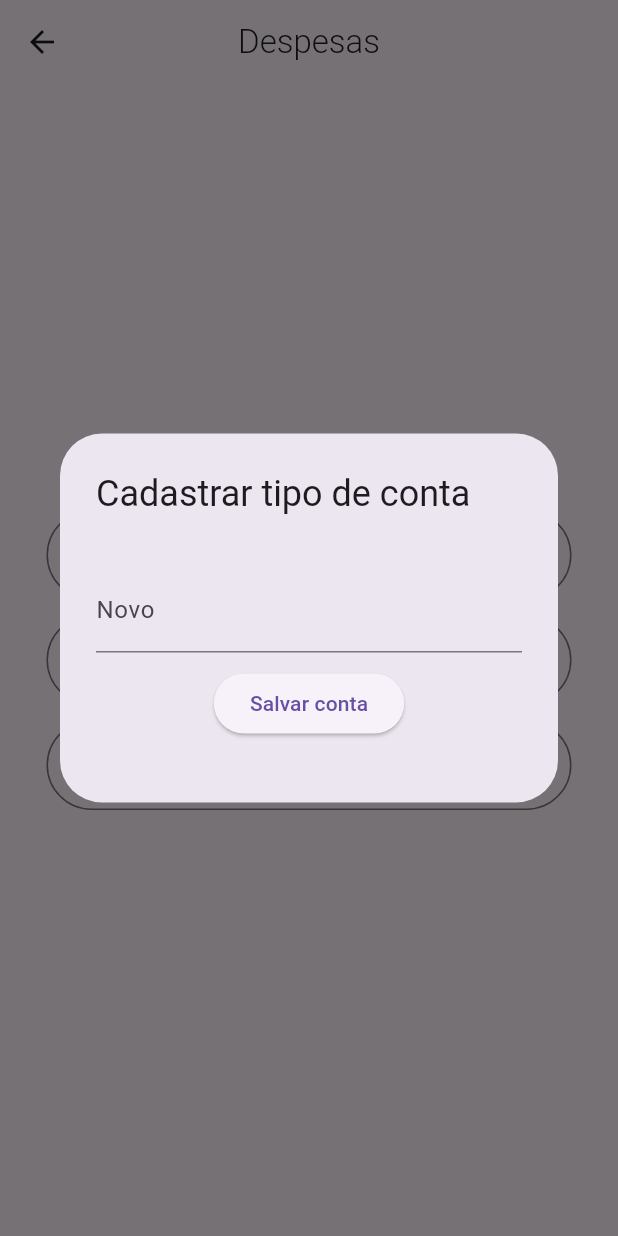
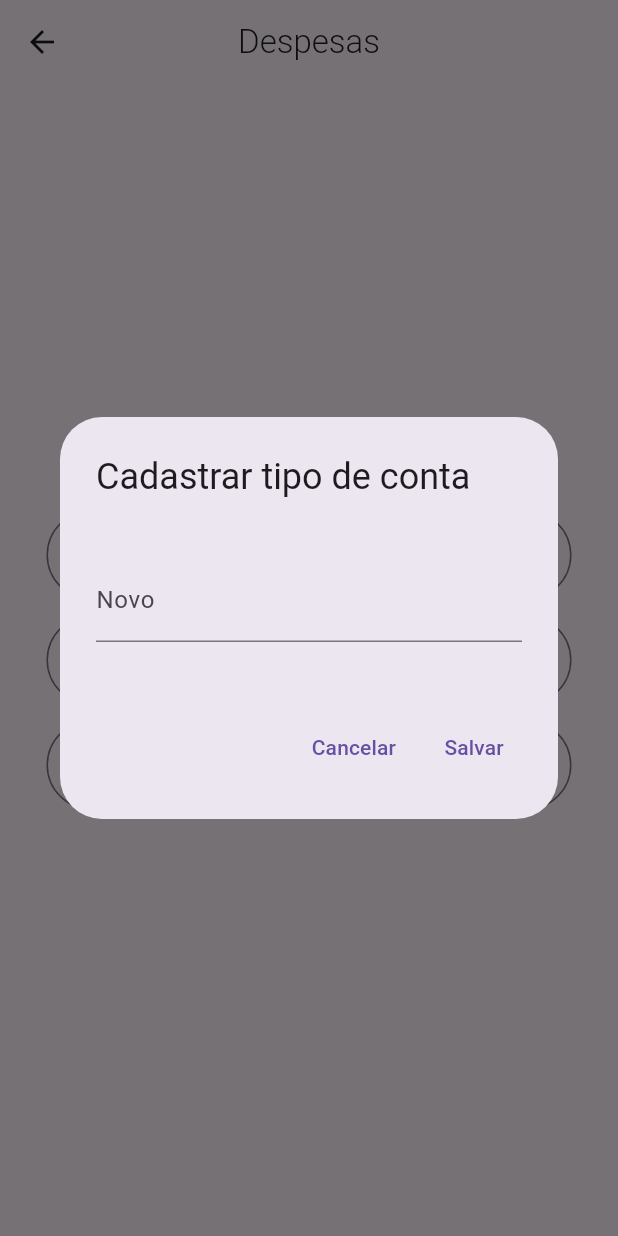
Before and after one commit to ryannestacio/decimus, a Flutter app: the DespesasScreen screen opened by its route, after a tap on "Tipos de conta", on a phone screen of 412 x 824 dp. Run offline on Flutter 3.47's test engine with Material 3 defaults, Android fonts, the phone set to English and light mode, and no system bars.

Commit message:
Adicionado a lógica do botão Tipos de conta da tela de despesas

```diff
--- a/lib/screens/despesas.dart
+++ b/lib/screens/despesas.dart
@@ -25,7 +25,29 @@ class BodyDespesas extends StatefulWidget {
   State<BodyDespesas> createState() => _BodyDespesasState();
 }
 
+class Conta {
+  String tipoConta;
+
+  Conta({required this.tipoConta});
+}
+
 class _BodyDespesasState extends State<BodyDespesas> {
+  final TextEditingController _tipoConta = TextEditingController();
+  final _formKey = GlobalKey<FormState>();
+
+  List<Conta> listaContas = [];
+
+  void validacao() {
+    if (_formKey.currentState!.validate()) {
+      final addConta = Conta(tipoConta: _tipoConta.text);
+
+      setState(() {
+        listaContas.add(addConta);
+        _tipoConta.clear();
+      });
+    }
+  }
+
   @override
   Widget build(BuildContext context) {
     return SafeArea(
@@ -40,35 +62,55 @@ class _BodyDespesasState extends State<BodyDespesas> {
                 onPressed: () {
                   showDialog(
                     context: context,
-                    builder: (context) {
-                      return AlertDialog(
+                    builder:
+                        (context) => AlertDialog(
                           title: Text('Cadastrar tipo de conta'),
                           content: SizedBox(
-                          height: 150,
+                            height: 100,
                             width: 300,
                             child: Column(
                               mainAxisAlignment: MainAxisAlignment.center,
                               children: [
                                 SizedBox(
+                                  child: Form(
+                                    key: _formKey,
                                     child: TextFormField(
+                                      controller: _tipoConta,
                                       decoration: InputDecoration(
-                                    hintText: 'Digite um novo tipo de conta...',
+                                        hintText:
+                                            'Digite um novo tipo de conta...',
                                         label: Text('Novo'),
                                       ),
+                                      validator: (value) {
+                                        if (value == null || value.isEmpty) {
+                                          return 'Digite um tipo de conta';
+                                        }
+                                        return null;
+                                      },
                                     ),
-                              ),
-                              SizedBox(height: 10),
-                              SizedBox(
-                                child: ElevatedButton(
-                                  onPressed: () {},
-                                  child: Text('Salvar conta'),
                                   ),
                                 ),
                               ],
                             ),
                           ),
+                          actions: [
+                            TextButton(
+                              onPressed: () => Navigator.pop(context),
+                              child: Text('Cancelar'),
+                            ),
+                            TextButton(
+                              onPressed: () {
+                                Navigator.pop(context);
+                                ScaffoldMessenger.of(context).showSnackBar(
+                                  SnackBar(
+                                    content: Text('Tipo de conta salvo!'),
+                                  ),
                                 );
                               },
+                              child: Text('Salvar'),
+                            ),
+                          ],
+                        ),
                   );
                 },
                 child: Text('Tipos de conta'),
--- a/lib/screens/login.dart
+++ b/lib/screens/login.dart
@@ -52,11 +52,11 @@ class _LoginCamposState extends State<BodyLogin> {
                 children: [
                   SizedBox(height: 100),
                   TextFormField(
+                    controller: _emailControler,
                     decoration: const InputDecoration(
                       label: Text('Digite seu e-mail'),
                     ),
                     autofocus: false,
-                    controller: _emailControler,
                     validator: (value) {
                       if (value == null || value.isEmpty) {
                         return 'Por favor, digite o e-mail';
```
Lines whose indentation alone changed are shown as unchanged.
